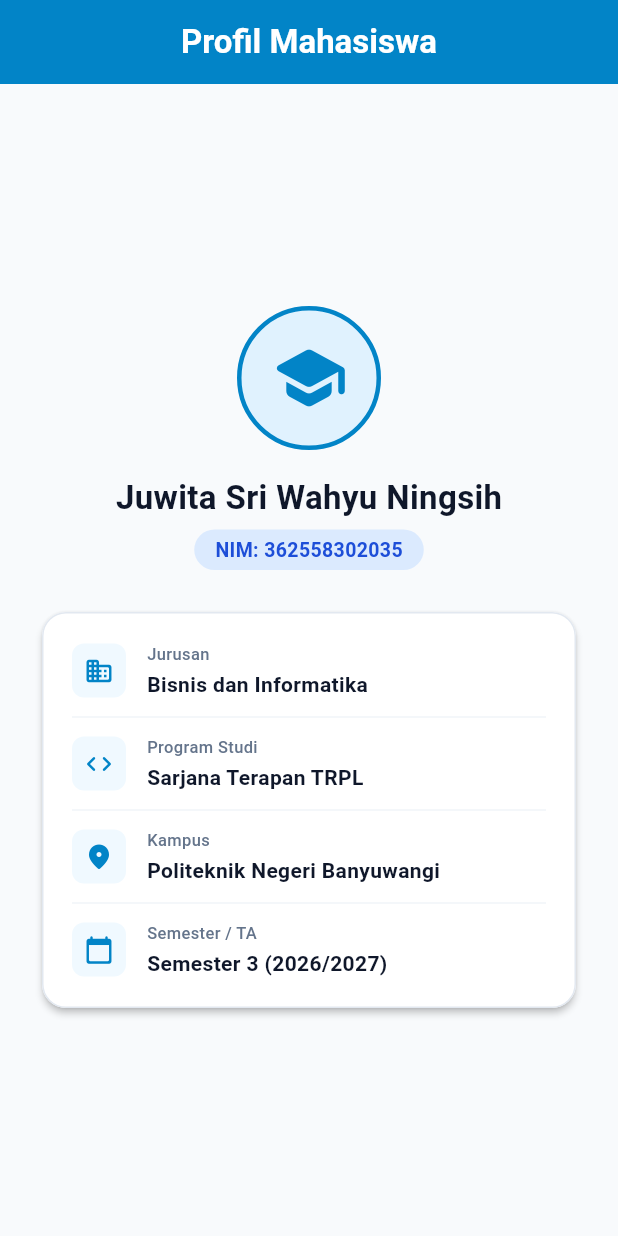
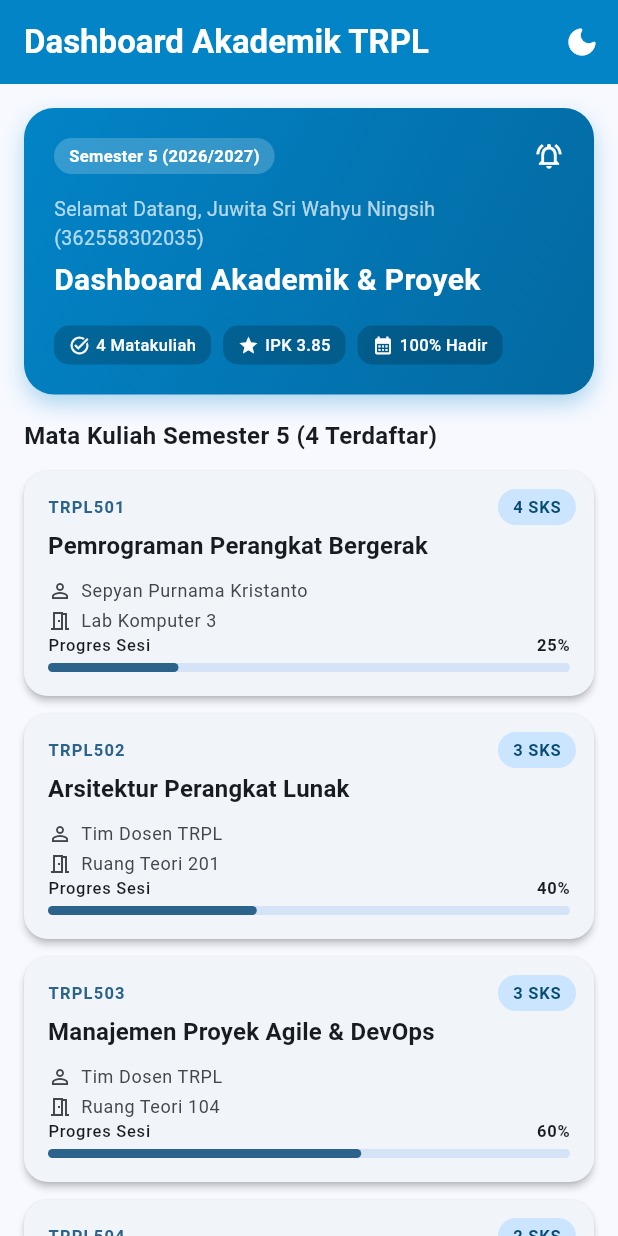
Before and after one commit to juwitaaa001-art/Mobile-Ecosystem-Flutter-Setup-Dart-Refresh, a Flutter app: the screen it shows after launch, on a phone screen of 412 x 824 dp. Run offline on Flutter 3.47's test engine with Material 3 defaults, Android fonts, the phone set to English and light mode, and no system bars.

Commit message:
feat(w02): implement responsive academic dashboard with layoutbuilder and m3 theme

```diff
--- a/lib/main.dart
+++ b/lib/main.dart
@@ -1,195 +1,19 @@
 import 'package:flutter/material.dart';
 
+import 'modul_02/academic_dashboard_screendark.dart';
+
 void main() {
-  runApp(const PoliwangiProfileApp());
+  runApp(const MyApp());
 }
 
-class PoliwangiProfileApp extends StatelessWidget {
-  const PoliwangiProfileApp({super.key});
+class MyApp extends StatelessWidget {
+  const MyApp({super.key});
 
   @override
   Widget build(BuildContext context) {
-    return MaterialApp(
+    return const MaterialApp(
       debugShowCheckedModeBanner: false,
-      title: 'Profil Mahasiswa TRPL',
-      theme: ThemeData(
-        colorScheme: ColorScheme.fromSeed(seedColor: const Color(0xFF0284C7)),
-        useMaterial3: true,
-      ),
-      home: const ProfileScreen(),
+      home: AcademicDashboardScreen(),
     );
   }
 }
-
-class ProfileScreen extends StatelessWidget {
-  const ProfileScreen({super.key});
-
-  @override
-  Widget build(BuildContext context) {
-    return Scaffold(
-      backgroundColor: const Color(0xFFF8FAFC),
-      appBar: AppBar(
-        title: const Text(
-          'Profil Mahasiswa',
-          style: TextStyle(fontWeight: FontWeight.bold),
-        ),
-        backgroundColor: const Color(0xFF0284C7),
-        foregroundColor: Colors.white,
-        elevation: 0,
-        centerTitle: true,
-      ),
-      body: Center(
-        child: SingleChildScrollView(
-          padding: const EdgeInsets.all(24.0),
-          child: Column(
-            mainAxisSize: MainAxisSize.min,
-            children: [
-              // ── Avatar ─────────────────────────────────────────────
-              Container(
-                width: 96,
-                height: 96,
-                decoration: BoxDecoration(
-                  color: const Color(0xFFE0F2FE),
-                  shape: BoxShape.circle,
-                  border: Border.all(color: const Color(0xFF0284C7), width: 3),
-                ),
-                child: const Icon(
-                  Icons.school_rounded,
-                  size: 52,
-                  color: Color(0xFF0284C7),
-                ),
-              ),
-              const SizedBox(height: 16),
-
-              // ── GANTI: Nama Anda ──────────────────────────────────
-              const Text(
-                'Juwita Sri Wahyu Ningsih',
-                style: TextStyle(
-                  fontSize: 22,
-                  fontWeight: FontWeight.bold,
-                  color: Color(0xFF0F172A),
-                ),
-              ),
-              const SizedBox(height: 6),
-
-              // ── GANTI: NIM Anda ───────────────────────────────────
-              Container(
-                padding: const EdgeInsets.symmetric(
-                  horizontal: 14,
-                  vertical: 4,
-                ),
-                decoration: BoxDecoration(
-                  color: const Color(0xFFDBEAFE),
-                  borderRadius: BorderRadius.circular(20),
-                ),
-                child: const Text(
-                  'NIM: 362558302035',
-                  style: TextStyle(
-                    fontSize: 13,
-                    fontWeight: FontWeight.w600,
-                    color: Color(0xFF1D4ED8),
-                  ),
-                ),
-              ),
-              const SizedBox(height: 24),
-
-              // ── Kartu Info Akademik ──────────────────────────────
-              Card(
-                elevation: 2,
-                shape: RoundedRectangleBorder(
-                  borderRadius: BorderRadius.circular(16),
-                  side: const BorderSide(color: Color(0xFFE2E8F0)),
-                ),
-                color: Colors.white,
-                child: const Padding(
-                  padding: EdgeInsets.all(20.0),
-                  child: Column(
-
-                    children: [
-                      _InfoRow(
-                        icon: Icons.business_rounded,
-                        label: 'Jurusan',
-                        value: 'Bisnis dan Informatika',
-                      ),
-                      Divider(height: 24, color: Color(0xFFF1F5F9)),
-                      _InfoRow(
-                        icon: Icons.code_rounded,
-                        label: 'Program Studi',
-                        value: 'Sarjana Terapan TRPL',
-                      ),
-                      Divider(height: 24, color: Color(0xFFF1F5F9)),
-                      _InfoRow(
-                        icon: Icons.location_on_rounded,
-                        label: 'Kampus',
-                        value: 'Politeknik Negeri Banyuwangi',
-                      ),
-                      Divider(height: 24, color: Color(0xFFF1F5F9)),
-                      _InfoRow(
-                        icon: Icons.calendar_today_rounded,
-                        label: 'Semester / TA',
-                        value: 'Semester 3 (2026/2027)',
-                      ),
-                    ],
-                  ),
-                ),
-              ),
-            ],
-          ),
-        ),
-      ),
-    );
-  }
-}
-
-class _InfoRow extends StatelessWidget {
-  final IconData icon;
-  final String label;
-  final String value;
-
-  const _InfoRow({
-    required this.icon,
-    required this.label,
-    required this.value,
-  });
-
-  @override
-  Widget build(BuildContext context) {
-    return Row(
-      children: [
-        Container(
-          padding: const EdgeInsets.all(8),
-          decoration: BoxDecoration(
-            color: const Color(0xFFF0F9FF),
-            borderRadius: BorderRadius.circular(8),
-          ),
-          child: Icon(icon, size: 20, color: const Color(0xFF0284C7)),
-        ),
-        const SizedBox(width: 14),
-        Expanded(
-          child: Column(
-            crossAxisAlignment: CrossAxisAlignment.start,
-            children: [
-              Text(
-                label,
-                style: const TextStyle(
-                  fontSize: 11,
-                  color: Color(0xFF64748B),
-                  fontWeight: FontWeight.w500,
-                ),
-              ),
-              const SizedBox(height: 2),
-              Text(
-                value,
-                style: const TextStyle(
-                  fontSize: 14,
-                  fontWeight: FontWeight.w600,
-                  color: Color(0xFF0F172A),
-                ),
-              ),
-            ],
-          ),
-        ),
-      ],
-    );
-  }
-}
--- /dev/null
+++ b/lib/modul_02/academic_dashboard_screen.dart
@@ -0,0 +1,40 @@
+import 'package:flutter/material.dart';
+
+import 'models/course.dart';
+import 'widgets/course_card.dart';
+import 'widgets/header_banner.dart';
+
+class AcademicDashboardScreen extends StatelessWidget {
+  const AcademicDashboardScreen({super.key});
+
+  @override
+  Widget build(BuildContext context) {
+    final courses = Course.getSampleCourses();
+
+    return Scaffold(
+      appBar: AppBar(
+        title: const Text(
+          'Dashboard Akademik TRPL',
+          style: TextStyle(fontWeight: FontWeight.bold),
+        ),
+        backgroundColor: const Color(0xFF0284C7),
+        foregroundColor: Colors.white,
+      ),
+      // Versi Smartphone: ListView 1 kolom yang dapat di-scroll vertikal
+      body: ListView(
+        padding: const EdgeInsets.all(16),
+        children: [
+          const HeaderBanner(), // Banner profil di paling atas
+          const SizedBox(height: 16),
+          Text(
+            'Mata Kuliah Semester 3 (${courses.length} Terdaftar)',
+            style: const TextStyle(fontSize: 16, fontWeight: FontWeight.bold),
+          ),
+          const SizedBox(height: 12),
+          // Render seluruh kartu mata kuliah
+          ...courses.map((course) => CourseCard(course: course)),
+        ],
+      ),
+    );
+  }
+}
--- /dev/null
+++ b/lib/modul_02/academic_dashboard_screendark.dart
@@ -0,0 +1,115 @@
+import 'package:flutter/material.dart';
+
+import 'models/course.dart';
+import 'widgets/course_card.dart';
+import 'widgets/header_banner.dart';
+
+class AcademicDashboardScreen extends StatefulWidget {
+  const AcademicDashboardScreen({super.key});
+
+  @override
+  State<AcademicDashboardScreen> createState() =>
+      _AcademicDashboardScreenState();
+}
+
+class _AcademicDashboardScreenState extends State<AcademicDashboardScreen> {
+  final List<Course> _courses = Course.getSampleCourses();
+  bool _isDarkMode = false;
+
+  void _toggleDarkMode() {
+    setState(() {
+      _isDarkMode = !_isDarkMode;
+    });
+  }
+
+  @override
+  Widget build(BuildContext context) {
+    return Theme(
+      data: ThemeData(
+        colorScheme: ColorScheme.fromSeed(
+          seedColor: const Color(0xFF0284C7),
+          brightness: _isDarkMode ? Brightness.dark : Brightness.light,
+        ),
+        useMaterial3: true,
+      ),
+      child: Scaffold(
+        appBar: AppBar(
+          title: const Text(
+            'Dashboard Akademik TRPL',
+            style: TextStyle(fontWeight: FontWeight.bold),
+          ),
+          backgroundColor: const Color(0xFF0284C7),
+          foregroundColor: Colors.white,
+          actions: [
+            IconButton(
+              icon: Icon(
+                _isDarkMode
+                    ? Icons.light_mode_rounded
+                    : Icons.dark_mode_rounded,
+              ),
+              tooltip: _isDarkMode ? 'Mode Terang' : 'Mode Gelap',
+              onPressed: _toggleDarkMode,
+            ),
+          ],
+        ),
+        // LayoutBuilder membaca ukuran layar untuk menentukan tata letak responsif
+        body: LayoutBuilder(
+          builder: (context, constraints) {
+            // Breakpoint 600dp: Tablet / Landscape menggunakan 2 kolom
+            if (constraints.maxWidth >= 600) {
+              return Padding(
+                padding: const EdgeInsets.all(20.0),
+                child: Row(
+                  crossAxisAlignment: CrossAxisAlignment.start,
+                  children: [
+                    // Kolom kiri: banner profil
+                    const Expanded(
+                      flex: 2,
+                      child: SingleChildScrollView(child: HeaderBanner()),
+                    ),
+                    const SizedBox(width: 20),
+                    // Kolom kanan: grid 2 kolom daftar mata kuliah
+                    Expanded(
+                      flex: 3,
+                      child: GridView.builder(
+                        gridDelegate:
+                            const SliverGridDelegateWithFixedCrossAxisCount(
+                              crossAxisCount: 2,
+                              crossAxisSpacing: 16,
+                              mainAxisSpacing: 16,
+                              childAspectRatio: 1.4,
+                            ),
+                        itemCount: _courses.length,
+                        itemBuilder: (context, index) {
+                          return CourseCard(course: _courses[index]);
+                        },
+                      ),
+                    ),
+                  ],
+                ),
+              );
+            }
+
+            // Default (smartphone): tata letak 1 kolom vertikal
+            return ListView(
+              padding: const EdgeInsets.all(16),
+              children: [
+                const HeaderBanner(),
+                const SizedBox(height: 16),
+                Text(
+                  'Mata Kuliah Semester 5 (${_courses.length} Terdaftar)',
+                  style: const TextStyle(
+                    fontSize: 16,
+                    fontWeight: FontWeight.bold,
+                  ),
+                ),
+                const SizedBox(height: 12),
+                ..._courses.map((course) => CourseCard(course: course)),
+              ],
+            );
+          },
+        ),
+      ),
+    );
+  }
+}
--- /dev/null
+++ b/lib/modul_02/models/course.dart
@@ -0,0 +1,56 @@
+// Model data untuk mata kuliah
+class Course {
+  final String code;
+  final String name;
+  final String lecturer;
+  final int sks;
+  final double progress; // progres silabus (0.0 - 1.0)
+  final String room;
+
+  const Course({
+    required this.code,
+    required this.name,
+    required this.lecturer,
+    required this.sks,
+    required this.progress,
+    this.room = 'Lab Komputer 3',
+  });
+
+  // Data dummy untuk bahan praktikum & testing
+  static List<Course> getSampleCourses() {
+    return const [
+      Course(
+        code: 'TRPL501',
+        name: 'Pemrograman Perangkat Bergerak',
+        lecturer: 'Sepyan Purnama Kristanto',
+        sks: 4,
+        progress: 0.25,
+        room: 'Lab Komputer 3',
+      ),
+      Course(
+        code: 'TRPL502',
+        name: 'Arsitektur Perangkat Lunak',
+        lecturer: 'Tim Dosen TRPL',
+        sks: 3,
+        progress: 0.40,
+        room: 'Ruang Teori 201',
+      ),
+      Course(
+        code: 'TRPL503',
+        name: 'Manajemen Proyek Agile & DevOps',
+        lecturer: 'Tim Dosen TRPL',
+        sks: 3,
+        progress: 0.60,
+        room: 'Ruang Teori 104',
+      ),
+      Course(
+        code: 'TRPL504',
+        name: 'Penjaminan Mutu Perangkat Lunak (QA)',
+        lecturer: 'Tim Dosen TRPL',
+        sks: 2,
+        progress: 0.15,
+        room: 'Lab Jaringan',
+      ),
+    ];
+  }
+}
--- /dev/null
+++ b/lib/modul_02/widgets/course_card.dart
@@ -0,0 +1,141 @@
+import 'package:flutter/material.dart';
+
+import '../models/course.dart';
+
+class CourseCard extends StatelessWidget {
+  final Course course;
+
+  const CourseCard({super.key, required this.course});
+
+  @override
+  Widget build(BuildContext context) {
+    final theme = Theme.of(context);
+
+    return Card(
+      elevation: 2,
+      margin: const EdgeInsets.only(bottom: 12),
+      shape: RoundedRectangleBorder(borderRadius: BorderRadius.circular(16)),
+      // Pakai Stack agar badge SKS bisa menimpa pojok kanan atas kartu
+      child: Stack(
+        children: [
+          // Konten utama kartu
+          Padding(
+            padding: const EdgeInsets.all(16.0),
+            child: Column(
+              crossAxisAlignment: CrossAxisAlignment.start,
+              children: [
+                Text(
+                  course.code,
+                  style: theme.textTheme.labelSmall?.copyWith(
+                    color: theme.colorScheme.primary,
+                    fontWeight: FontWeight.bold,
+                    letterSpacing: 0.8,
+                  ),
+                ),
+                const SizedBox(height: 6),
+
+                // Batasi judul maksimal 2 baris agar tinggi kartu tetap konsisten
+                Text(
+                  course.name,
+                  maxLines: 2,
+                  overflow: TextOverflow.ellipsis,
+                  style: theme.textTheme.titleMedium?.copyWith(
+                    fontWeight: FontWeight.bold,
+                  ),
+                ),
+                const SizedBox(height: 10),
+
+                // Info dosen pengampu
+                Row(
+                  children: [
+                    Icon(
+                      Icons.person_outline,
+                      size: 16,
+                      color: theme.colorScheme.onSurfaceVariant,
+                    ),
+                    const SizedBox(width: 6),
+                    Expanded(
+                      child: Text(
+                        course.lecturer,
+                        maxLines: 1,
+                        overflow: TextOverflow.ellipsis,
+                        style: theme.textTheme.bodySmall?.copyWith(
+                          color: theme.colorScheme.onSurfaceVariant,
+                        ),
+                      ),
+                    ),
+                  ],
+                ),
+                const SizedBox(height: 4),
+
+                // Ruang kelas/lab
+                Row(
+                  children: [
+                    Icon(
+                      Icons.meeting_room_outlined,
+                      size: 16,
+                      color: theme.colorScheme.onSurfaceVariant,
+                    ),
+                    const SizedBox(width: 6),
+                    Text(
+                      course.room,
+                      style: theme.textTheme.bodySmall?.copyWith(
+                        color: theme.colorScheme.onSurfaceVariant,
+                      ),
+                    ),
+                  ],
+                ),
+                const Spacer(),
+
+                // Progress bar silabus
+                Column(
+                  crossAxisAlignment: CrossAxisAlignment.start,
+                  children: [
+                    Row(
+                      mainAxisAlignment: MainAxisAlignment.spaceBetween,
+                      children: [
+                        Text('Progres Sesi', style: theme.textTheme.labelSmall),
+                        Text(
+                          '${(course.progress * 100).toInt()}%',
+                          style: theme.textTheme.labelSmall?.copyWith(
+                            fontWeight: FontWeight.bold,
+                          ),
+                        ),
+                      ],
+                    ),
+                    const SizedBox(height: 4),
+                    LinearProgressIndicator(
+                      value: course.progress,
+                      borderRadius: BorderRadius.circular(4),
+                      minHeight: 6,
+                    ),
+                  ],
+                ),
+              ],
+            ),
+          ),
+
+          // Badge SKS di pojok kanan atas
+          Positioned(
+            top: 12,
+            right: 12,
+            child: Container(
+              padding: const EdgeInsets.symmetric(horizontal: 10, vertical: 4),
+              decoration: BoxDecoration(
+                color: theme.colorScheme.primaryContainer,
+                borderRadius: BorderRadius.circular(12),
+              ),
+              child: Text(
+                '${course.sks} SKS',
+                style: theme.textTheme.labelSmall?.copyWith(
+                  color: theme.colorScheme.onPrimaryContainer,
+                  fontWeight: FontWeight.bold,
+                ),
+              ),
+            ),
+          ),
+        ],
+      ),
+    );
+  }
+}
--- /dev/null
+++ b/lib/modul_02/widgets/header_banner.dart
@@ -0,0 +1,128 @@
+import 'package:flutter/material.dart';
+
+// Banner header profil mahasiswa di bagian atas dashboard
+class HeaderBanner extends StatelessWidget {
+  final String studentName;
+  final String nim;
+
+  const HeaderBanner({
+    super.key,
+    this.studentName = 'Juwita Sri Wahyu Ningsih',
+    this.nim = '362558302035',
+  });
+
+  @override
+  Widget build(BuildContext context) {
+    return Container(
+      width: double.infinity,
+      padding: const EdgeInsets.all(20),
+      decoration: BoxDecoration(
+        gradient: const LinearGradient(
+          colors: [Color(0xFF0284C7), Color(0xFF0369A1)],
+          begin: Alignment.topLeft,
+          end: Alignment.bottomRight,
+        ),
+        borderRadius: BorderRadius.circular(20),
+        boxShadow: [
+          BoxShadow(
+            color: const Color(0xFF0284C7).withOpacity(0.3),
+            blurRadius: 12,
+            offset: const Offset(0, 6),
+          ),
+        ],
+      ),
+      child: Column(
+        crossAxisAlignment: CrossAxisAlignment.start,
+        children: [
+          Row(
+            mainAxisAlignment: MainAxisAlignment.spaceBetween,
+            children: [
+              Container(
+                padding: const EdgeInsets.symmetric(
+                  horizontal: 10,
+                  vertical: 4,
+                ),
+                decoration: BoxDecoration(
+                  color: Colors.white.withOpacity(0.2),
+                  borderRadius: BorderRadius.circular(12),
+                ),
+                child: const Text(
+                  'Semester 5 (2026/2027)',
+                  style: TextStyle(
+                    color: Colors.white,
+                    fontSize: 11,
+                    fontWeight: FontWeight.w600,
+                  ),
+                ),
+              ),
+              const Icon(
+                Icons.notifications_active_outlined,
+                color: Colors.white,
+                size: 20,
+              ),
+            ],
+          ),
+          const SizedBox(height: 14),
+          Text(
+            'Selamat Datang, $studentName ($nim)',
+            style: const TextStyle(color: Colors.white70, fontSize: 13),
+          ),
+          const SizedBox(height: 4),
+          const Text(
+            'Dashboard Akademik & Proyek',
+            style: TextStyle(
+              color: Colors.white,
+              fontSize: 20,
+              fontWeight: FontWeight.bold,
+            ),
+          ),
+          const SizedBox(height: 16),
+          // Ringkasan status akademik
+          const Row(
+            children: [
+              _StatPill(icon: Icons.task_alt, label: '4 Matakuliah'),
+              SizedBox(width: 8),
+              _StatPill(icon: Icons.grade, label: 'IPK 3.85'),
+              SizedBox(width: 8),
+              _StatPill(icon: Icons.calendar_month, label: '100% Hadir'),
+            ],
+          ),
+        ],
+      ),
+    );
+  }
+}
+
+// Widget kecil untuk menampilkan pill status (ikon + label)
+class _StatPill extends StatelessWidget {
+  final IconData icon;
+  final String label;
+
+  const _StatPill({required this.icon, required this.label});
+
+  @override
+  Widget build(BuildContext context) {
+    return Container(
+      padding: const EdgeInsets.symmetric(horizontal: 10, vertical: 5),
+      decoration: BoxDecoration(
+        color: Colors.black.withOpacity(0.2),
+        borderRadius: BorderRadius.circular(10),
+      ),
+      child: Row(
+        mainAxisSize: MainAxisSize.min,
+        children: [
+          Icon(icon, size: 14, color: Colors.white),
+          const SizedBox(width: 4),
+          Text(
+            label,
+            style: const TextStyle(
+              color: Colors.white,
+              fontSize: 11,
+              fontWeight: FontWeight.w500,
+            ),
+          ),
+        ],
+      ),
+    );
+  }
+}
```
Also changed, not shown: flutter_01.png (added).
